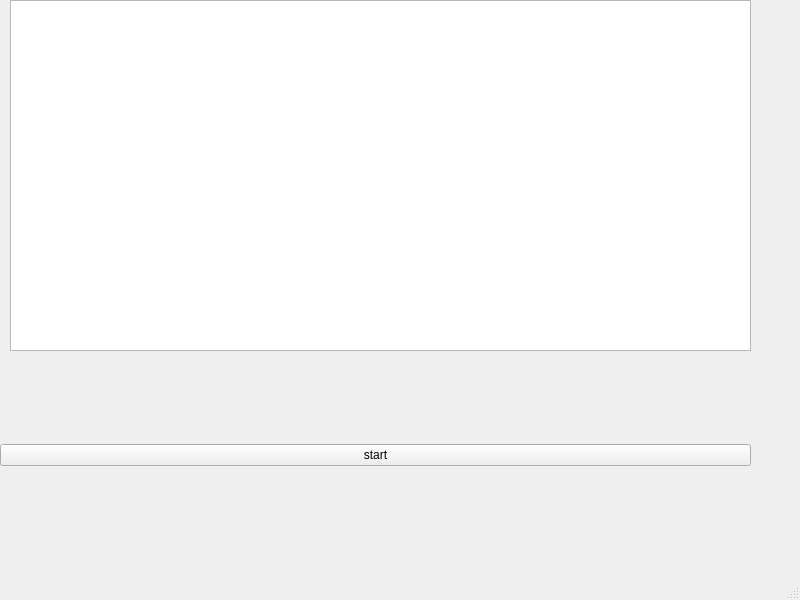
Before: the Qt Designer form mainwindow.ui in MaripazVertel/MaripazVertelMarquez-Laboratorio5, drawn with Qt 5.
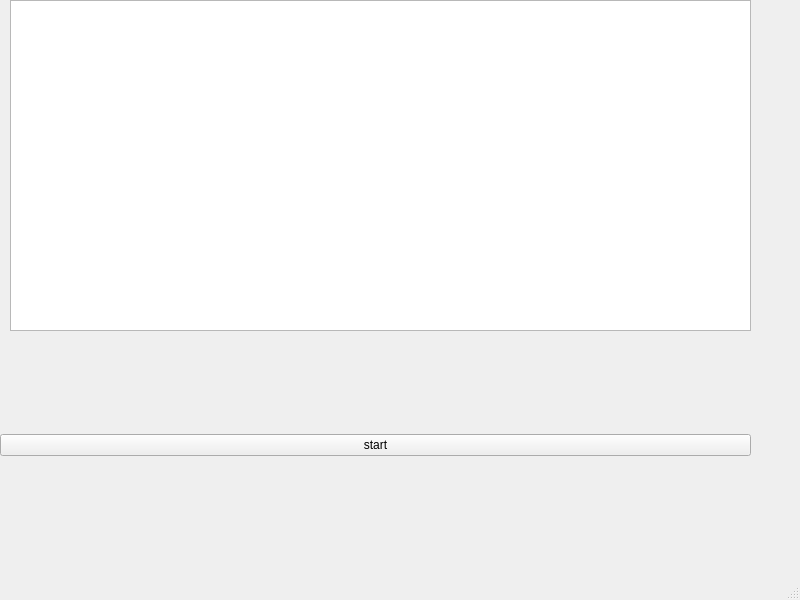
After: the same form once the commit is applied.

What changed in the file:
```diff
--- a/mainwindow.ui
+++ b/mainwindow.ui
@@ -18,9 +18,9 @@
     <property name="geometry">
      <rect>
       <x>0</x>
-      <y>360</y>
+      <y>340</y>
       <width>751</width>
-      <height>191</height>
+      <height>211</height>
      </rect>
     </property>
     <layout class="QVBoxLayout" name="verticalLayout">
@@ -39,7 +39,7 @@
       <x>10</x>
       <y>0</y>
       <width>741</width>
-      <height>351</height>
+      <height>331</height>
      </rect>
     </property>
    </widget>
```
